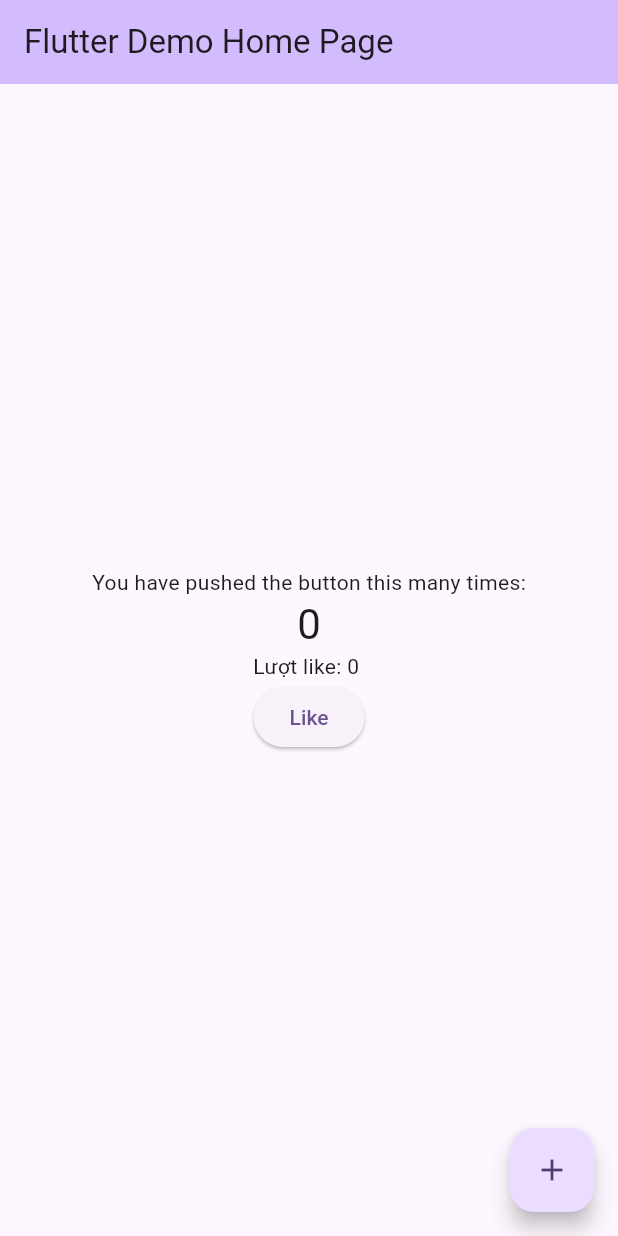
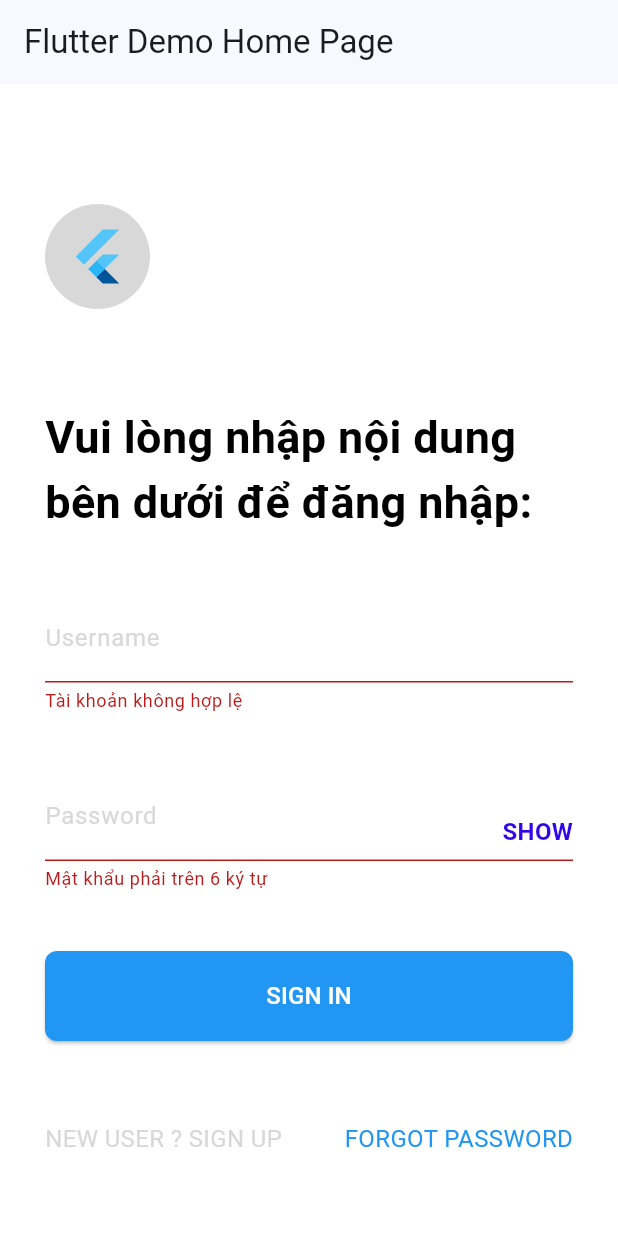
Before and after one commit to Huy25111999/flutter, a Flutter app: the screen it shows after launch, on a phone screen of 412 x 824 dp. Run offline on Flutter 3.47's test engine with Material 3 defaults, Android fonts, the phone set to English and light mode, and no system bars.

Commit message:
update-ui-login

```diff
--- a/lib/main.dart
+++ b/lib/main.dart
@@ -1,138 +1,4 @@
 import 'package:flutter/material.dart';
+import 'package:mobile/src/app.dart';
 
-void main() {
-  runApp(const MyApp());
-}
-
-class MyApp extends StatelessWidget {
-  const MyApp({super.key});
-
-  // This widget is the root of your application.
-  @override
-  Widget build(BuildContext context) {
-    return MaterialApp(
-      title: 'Flutter Demo',
-      theme: ThemeData(
-        // This is the theme of your application.
-        //
-        // TRY THIS: Try running your application with "flutter run". You'll see
-        // the application has a blue toolbar. Then, without quitting the app,
-        // try changing the seedColor in the colorScheme below to Colors.green
-        // and then invoke "hot reload" (save your changes or press the "hot
-        // reload" button in a Flutter-supported IDE, or press "r" if you used
-        // the command line to start the app).
-        //
-        // Notice that the counter didn't reset back to zero; the application
-        // state is not lost during the reload. To reset the state, use hot
-        // restart instead.
-        //
-        // This works for code too, not just values: Most code changes can be
-        // tested with just a hot reload.
-        colorScheme: ColorScheme.fromSeed(seedColor: Colors.deepPurple),
-        useMaterial3: true,
-      ),
-      home: const MyHomePage(title: 'Flutter Demo Home Page'),
-    );
-  }
-}
-
-class MyHomePage extends StatefulWidget {
-  const MyHomePage({super.key, required this.title});
-
-  // This widget is the home page of your application. It is stateful, meaning
-  // that it has a State object (defined below) that contains fields that affect
-  // how it looks.
-
-  // This class is the configuration for the state. It holds the values (in this
-  // case the title) provided by the parent (in this case the App widget) and
-  // used by the build method of the State. Fields in a Widget subclass are
-  // always marked "final".
-
-  final String title;
-
-  @override
-  State<MyHomePage> createState() => _MyHomePageState();
-}
-
-class _MyHomePageState extends State<MyHomePage> {
-  int _counter = 0;
-  int likeCounter = 0;
-
-  void _incrementCounter() {
-    setState(() {
-      // This call to setState tells the Flutter framework that something has
-      // changed in this State, which causes it to rerun the build method below
-      // so that the display can reflect the updated values. If we changed
-      // _counter without calling setState(), then the build method would not be
-      // called again, and so nothing would appear to happen.
-      _counter++;
-    });
-  }
-
-  @override
-  Widget build(BuildContext context) {
-    // This method is rerun every time setState is called, for instance as done
-    // by the _incrementCounter method above.
-    //
-    // The Flutter framework has been optimized to make rerunning build methods
-    // fast, so that you can just rebuild anything that needs updating rather
-    // than having to individually change instances of widgets.
-    return Scaffold(
-      appBar: AppBar(
-        // TRY THIS: Try changing the color here to a specific color (to
-        // Colors.amber, perhaps?) and trigger a hot reload to see the AppBar
-        // change color while the other colors stay the same.
-        backgroundColor: Theme.of(context).colorScheme.inversePrimary,
-        // Here we take the value from the MyHomePage object that was created by
-        // the App.build method, and use it to set our appbar title.
-        title: Text(widget.title),
-      ),
-      body: Center(
-        // Center is a layout widget. It takes a single child and positions it
-        // in the middle of the parent.
-        child: Column(
-          // Column is also a layout widget. It takes a list of children and
-          // arranges them vertically. By default, it sizes itself to fit its
-          // children horizontally, and tries to be as tall as its parent.
-          //
-          // Column has various properties to control how it sizes itself and
-          // how it positions its children. Here we use mainAxisAlignment to
-          // center the children vertically; the main axis here is the vertical
-          // axis because Columns are vertical (the cross axis would be
-          // horizontal).
-          //
-          // TRY THIS: Invoke "debug painting" (choose the "Toggle Debug Paint"
-          // action in the IDE, or press "p" in the console), to see the
-          // wireframe for each widget.
-          mainAxisAlignment: MainAxisAlignment.center,
-          children: <Widget>[
-            const Text(
-              'You have pushed the button this many times:',
-            ),
-            Text(
-              '$_counter',
-              style: Theme.of(context).textTheme.headlineMedium,
-            ),
-            Text("Lượt like: $likeCounter "),
-            ElevatedButton(
-              onPressed: () {
-                setState(() {
-                  ++likeCounter;
-                });
-
-                const snackBar = SnackBar(content: Text("This is a message"));
-                ScaffoldMessenger.of(context).showSnackBar(snackBar);
-              },
-              child: const Text("Like"),
-            )
-          ],
-        ),
-      ),
-      floatingActionButton: FloatingActionButton(
-        onPressed: _incrementCounter,
-        tooltip: 'Increment',
-        child: const Icon(Icons.add),
-      ), // This trailing comma makes auto-formatting nicer for build methods.
-    );
-  }
-}
+void main() => runApp(const MyApp());
--- /dev/null
+++ b/lib/src/app.dart
@@ -0,0 +1,18 @@
+import 'package:flutter/material.dart';
+import 'package:mobile/src/page/login_page.dart';
+
+class MyApp extends StatelessWidget {
+  const MyApp({super.key});
+
+  @override
+  Widget build(BuildContext context) {
+    return MaterialApp(
+      title: 'Flutter Demo',
+      debugShowCheckedModeBanner: false,
+      theme: ThemeData(
+        colorSchemeSeed: Colors.blue,
+      ),
+      home: const MyHomePage(title: 'Flutter Demo Home Page'),
+    );
+  }
+}
--- /dev/null
+++ b/lib/src/blocs/login_bloc.dart
@@ -0,0 +1,28 @@
+import 'dart:async';
+import "package:mobile/src/validators/validations.dart";
+
+class LoginBloc {
+  StreamController _userController = new StreamController();
+  StreamController _passController = new StreamController();
+
+  Stream get userStream => _userController.stream;
+  Stream get passStream => _passController.stream;
+
+  bool isValidInfo(String username, String pass) {
+    if (!Validations.isValidUser(username)) {
+      _userController.sink.addError("Tài khoản không hợp lệ");
+      return false;
+    }
+    _userController.sink.add("OK");
+    if (!Validations.isValidPass(pass)) {
+      _passController.sink.addError("Mật khẩu phải trên 6 ký tự");
+    }
+    _passController.sink.add("OK");
+    return true;
+  }
+
+  void dispose() {
+    _userController.close();
+    _passController.close();
+  }
+}
--- /dev/null
+++ b/lib/src/page/home_page.dart
@@ -0,0 +1,10 @@
+import 'dart:ui';
+
+import 'package:flutter/material.dart';
+
+class HomePage extends StatelessWidget {
+  @override
+  Widget build(BuildContext context) {
+    return Scaffold(appBar: AppBar(title: Text("Home page")));
+  }
+}
--- /dev/null
+++ b/lib/src/page/login_page.dart
@@ -0,0 +1,183 @@
+import "package:flutter/material.dart";
+//import "package:mobile/src/blocs/login_bloc.dart";
+import "package:mobile/src/page/home_page.dart";
+
+class MyHomePage extends StatefulWidget {
+  final String title;
+
+  const MyHomePage({
+    super.key,
+    required this.title,
+  });
+
+  @override
+  State<MyHomePage> createState() => _MyHomePageState();
+}
+
+class _MyHomePageState extends State<MyHomePage> {
+  //LoginBloc bloc = new LoginBloc();
+
+  bool _showPass = false;
+  TextEditingController _userController = new TextEditingController();
+  TextEditingController _passController = new TextEditingController();
+
+  var _userNameErr = "Tài khoản không hợp lệ";
+  var _passErr = "Mật khẩu phải trên 6 ký tự";
+  var _userInvalid = false;
+  var _passInvalid = false;
+
+  @override
+  Widget build(BuildContext context) {
+    return Scaffold(
+      appBar: AppBar(
+        title: Text(widget.title),
+      ),
+      body: Container(
+        padding: EdgeInsets.fromLTRB(30, 0, 30, 0),
+        constraints: BoxConstraints.expand(),
+        color: Colors.white,
+        child: Column(
+          mainAxisAlignment: MainAxisAlignment.end,
+          crossAxisAlignment: CrossAxisAlignment.start,
+          children: [
+            Padding(
+              padding: EdgeInsets.fromLTRB(0, 0, 0, 64),
+              child: Container(
+                  width: 70,
+                  height: 70,
+                  padding: EdgeInsets.all(15),
+                  decoration: BoxDecoration(
+                      shape: BoxShape.circle, color: Color(0xffd8d8d8)),
+                  child: FlutterLogo()),
+            ),
+            Padding(
+              padding: const EdgeInsets.fromLTRB(0, 0, 0, 40),
+              child: Text('Vui lòng nhập nội dung bên dưới để đăng nhập:',
+                  style: TextStyle(
+                      fontWeight: FontWeight.bold,
+                      color: Colors.black,
+                      fontSize: 30)),
+            ),
+            Padding(
+                padding: const EdgeInsets.fromLTRB(0, 0, 0, 40),
+                child: TextField(
+                  style: TextStyle(
+                      fontWeight: FontWeight.bold,
+                      color: Colors.black,
+                      fontSize: 18),
+                  controller: _userController,
+                  decoration: InputDecoration(
+                      labelText: "Username",
+                      errorText: _userNameErr,
+                      labelStyle:
+                          TextStyle(color: Color(0xffd8d8d8), fontSize: 16)),
+                )),
+            Padding(
+                padding: const EdgeInsets.fromLTRB(0, 0, 0, 40),
+                child:
+                    Stack(alignment: AlignmentDirectional.centerEnd, children: [
+                  TextField(
+                    style: TextStyle(
+                        fontWeight: FontWeight.bold,
+                        color: Colors.black,
+                        fontSize: 18),
+                    controller: _passController,
+                    obscureText: !_showPass,
+                    decoration: InputDecoration(
+                        labelText: "Password",
+                        errorText: _passErr,
+                        labelStyle:
+                            TextStyle(color: Color(0xffd8d8d8), fontSize: 16)),
+                  ),
+                  GestureDetector(
+                    onTap: onToggleShowPass,
+                    child: Text(_showPass ? "HIDE" : "SHOW",
+                        style: TextStyle(
+                            color: Color(0xFF3306E9),
+                            fontSize: 16,
+                            fontWeight: FontWeight.bold)),
+                  )
+                ])),
+            Padding(
+              padding: const EdgeInsets.fromLTRB(0, 0, 0, 0),
+              child: SizedBox(
+                width: double.infinity,
+                height: 60,
+                child: ElevatedButton(
+                  onPressed: _incrementLogin,
+                  child: Text(
+                    "SIGN IN",
+                    style: TextStyle(color: Colors.white, fontSize: 16),
+                  ),
+                  style: ElevatedButton.styleFrom(
+                      backgroundColor: Colors.blue,
+                      shape: RoundedRectangleBorder(
+                          borderRadius: BorderRadius.all(Radius.circular(8)))),
+                ),
+              ),
+            ),
+            Container(
+              height: 130,
+              width: double.infinity,
+              child: Row(
+                  mainAxisAlignment: MainAxisAlignment.spaceBetween,
+                  children: [
+                    Text(
+                      "NEW USER ? SIGN UP",
+                      style: TextStyle(fontSize: 16, color: Color(0xffd8d8d8)),
+                    ),
+                    Text(
+                      "FORGOT PASSWORD",
+                      style: TextStyle(fontSize: 16, color: Colors.blue),
+                    )
+                  ]),
+            ),
+          ],
+        ),
+      ),
+//       floatingActionButton: FloatingActionButton(
+//         onPressed: _incrementCounter,
+//         tooltip: 'Increment',
+//         child: const Icon(Icons.add),
+//       ),
+    );
+  }
+
+  void _incrementLogin() {
+    setState(() {
+      if (_userController.text.length < 6 ||
+          !_userController.text.contains("@")) {
+        _userInvalid = true;
+      } else {
+        _userInvalid = false;
+      }
+
+      if (_passController.text.length < 6) {
+        _passInvalid = true;
+      } else {
+        _passInvalid = false;
+      }
+
+      // if (bloc.isValidInfo(_userController.text, _passController.text)) {
+      //   Navigator.push(
+      //       context, MaterialPageRoute(builder: (context) => HomePage()));
+      // }
+
+      if (!_userInvalid && !_passInvalid) {
+        // Navigator.push(context, MaterialPageRoute(builder: gotoHome));
+        Navigator.push(
+            context, MaterialPageRoute(builder: (context) => HomePage()));
+      }
+    });
+  }
+
+  Widget gotoHome(BuildContext context) {
+    return HomePage();
+  }
+
+  void onToggleShowPass() {
+    setState(() {
+      _showPass = !_showPass;
+    });
+  }
+}
--- /dev/null
+++ b/lib/src/validators/validations.dart
@@ -0,0 +1,9 @@
+class Validations {
+  static bool isValidUser(String user) {
+    return user != null && user.length > 6 && user.contains("@");
+  }
+
+  static bool isValidPass(String pass) {
+    return pass != null && pass.length > 6;
+  }
+}
```
